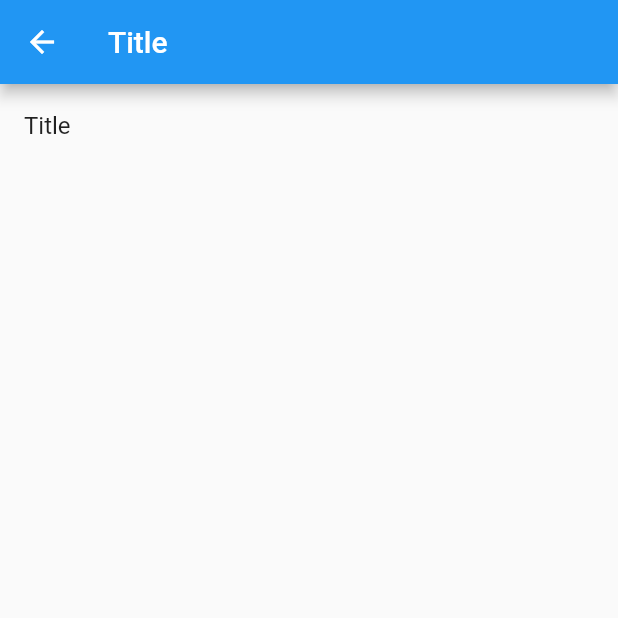
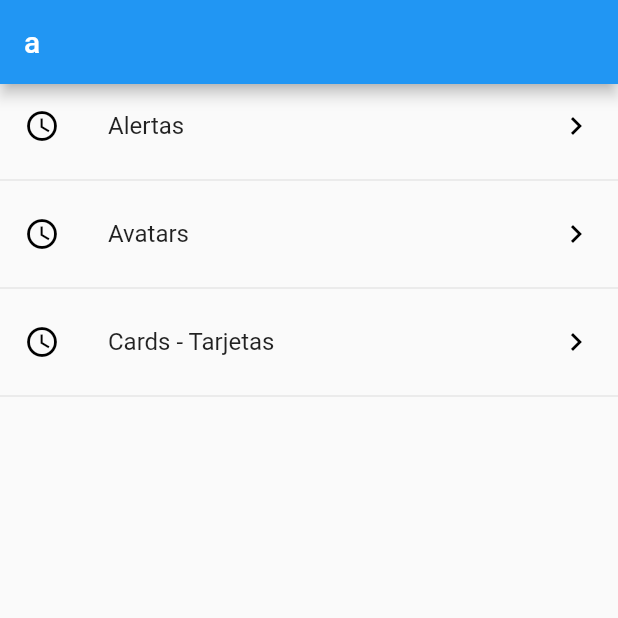
Before and after one commit to JuanFCVal/FlutterBasicFunctions, a Flutter app: the HomePage screen opened directly, on a phone screen of 412 x 824 dp, the top half of it. Run offline on Flutter 3.47's test engine with Material 2 defaults, Android fonts, the phone set to English and light mode, and no system bars.

Commit message:
Read List from json

```diff
--- /dev/null
+++ b/examples/data/menu_opts.json
@@ -0,0 +1,20 @@
+{
+    "nombreApp" : "Componentes",
+    "rutas" : [
+        {
+            "ruta" : "alert",
+            "icon" : "add_alert",
+            "texto": "Alertas"
+        },
+        {
+            "ruta" : "avatar",
+            "icon" : "accessibility",
+            "texto": "Avatars"
+        },
+        {
+            "ruta" : "card",
+            "icon" : "folder_open",
+            "texto": "Cards - Tarjetas"
+        }
+    ]
+}
--- a/examples/lib/main.dart
+++ b/examples/lib/main.dart
@@ -1,3 +1,4 @@
+import 'package:examples/src/pages/home.dart';
 import 'package:examples/src/pages/home_temp.dart';
 import 'package:flutter/material.dart';
 
@@ -9,6 +10,6 @@ class MyApp extends StatelessWidget {
     return MaterialApp(
         debugShowCheckedModeBanner: false,
         title: 'Material App',
-        home: HomePageTemp());
+        home: HomePage());
   }
 }
--- a/examples/lib/src/pages/home.dart
+++ b/examples/lib/src/pages/home.dart
@@ -1,3 +1,4 @@
+import 'package:examples/src/providers/menu_provider.dart';
 import 'package:flutter/material.dart';
 
 class HomePage extends StatelessWidget {
@@ -7,21 +8,38 @@ class HomePage extends StatelessWidget {
   Widget build(BuildContext context) {
     return Scaffold(
       appBar: AppBar(
-        title: Text("Title"),
+        title: Text("a"),
       ),
       body: _lista(),
     );
   }
 
   Widget _lista() {
-    return ListView(
-      children: _crearItems(),
+    return FutureBuilder(
+      future: menuProvider.cargarData(),
+      initialData: [],
+      builder: (BuildContext context, AsyncSnapshot<List<dynamic>> snapshot) {
+        return ListView(
+          children: _crearItems(snapshot.data),
+        );
+      },
     );
   }
 
-  List<Widget> _crearItems() {
-    return [
-      ListTile(title: Text("Title")),
-    ];
+  List<Widget> _crearItems(List<dynamic> data) {
+    final List<Widget> opciones = [];
+    data.forEach((element) {
+      final WidgetTemp = ListTile(
+        title: Text(element['texto']),
+        leading: Icon(
+          Icons.access_time,
+          color: Colors.black,
+        ),
+        trailing: Icon(Icons.keyboard_arrow_right, color: Colors.black),
+        onTap: () {},
+      );
+      opciones..add(WidgetTemp)..add(Divider());
+    });
+    return opciones;
   }
 }
--- a/examples/lib/src/pages/home_temp.dart
+++ b/examples/lib/src/pages/home_temp.dart
@@ -1,8 +1,9 @@
+import 'package:examples/src/providers/menu_provider.dart';
 import 'package:flutter/material.dart';
 
 class HomePageTemp extends StatelessWidget {
   HomePageTemp({Key key}) : super(key: key);
-  final op = ["Uno", "Dos", "tRES"];
+  final op = ["Uno", "Dos", "Tres"];
   @override
   Widget build(BuildContext context) {
     return Scaffold(
--- a/examples/pubspec.yaml
+++ b/examples/pubspec.yaml
@@ -45,8 +45,8 @@ flutter:
   uses-material-design: true
 
   # To add assets to your application, add an assets section, like this:
-  # assets:
-  #   - images/a_dot_burr.jpeg
+  assets:
+    - data/menu_opts.json
   #   - images/a_dot_ham.jpeg
 
   # An image asset can refer to one or more resolution-specific "variants", see
```
Also changed, not shown: examples/lib/src/providers/menu_provider.dart (added, +22 -0 lines).
